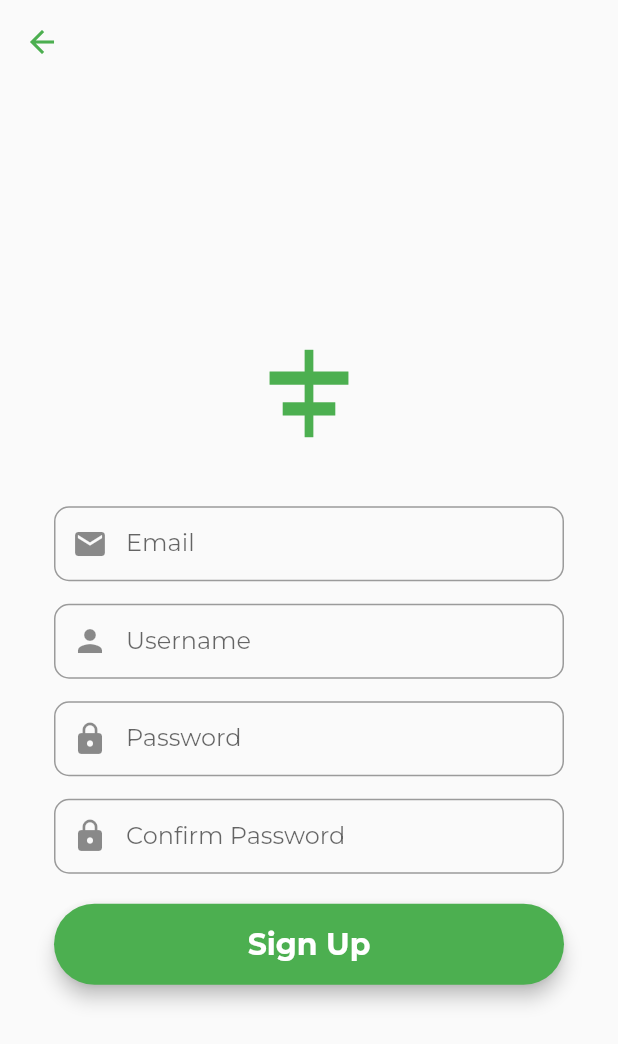
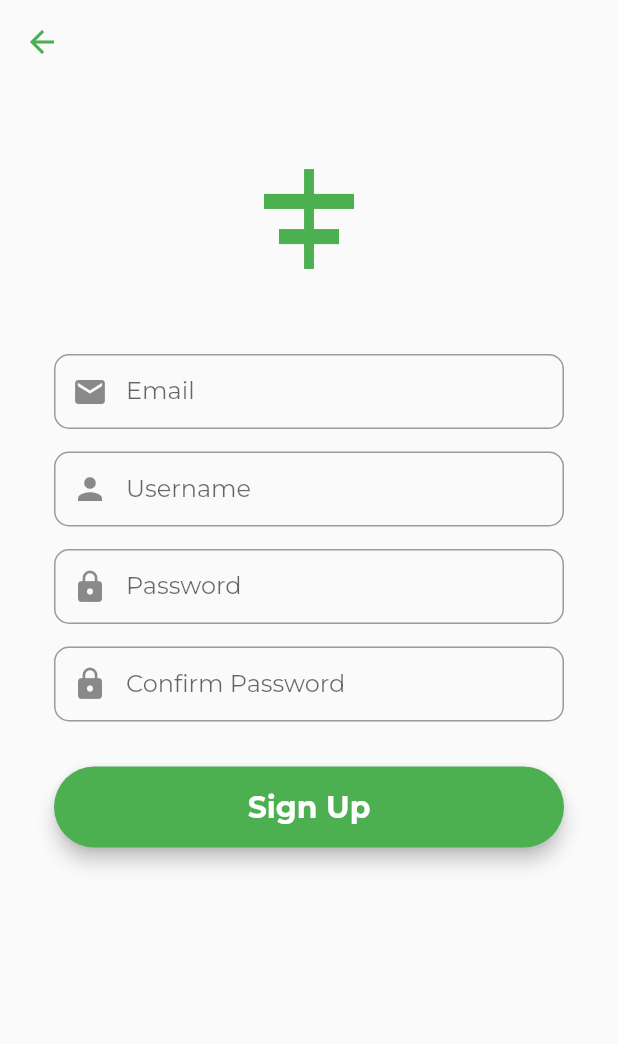
Before and after one commit to grayson40/p2p-app, a Flutter app: the SignUpScreen screen opened directly, on a phone screen of 412 x 824 dp. Shown: the top 1044 px of the screen. Run offline on Flutter 3.47's test engine with Material 2 defaults, Android fonts, the phone set to English and light mode, and no system bars; our stand-ins replace cloud_firestore, firebase_auth, firebase_core, fluttertoast; accounts and stored records are empty.

Commit message:
Change sign up screen padding

```diff
--- a/lib/screens/sign_up_screen.dart
+++ b/lib/screens/sign_up_screen.dart
@@ -174,24 +174,22 @@ class _SignUpScreenState extends State<SignUpScreen> {
           },
         ),
       ),
-      body: Center(
-          child: SingleChildScrollView(
+      body: SingleChildScrollView(
         child: Container(
-          // color: Colors.white,
           child: Padding(
             padding: const EdgeInsets.fromLTRB(36, 0, 36, 36),
             child: Form(
               key: _formKey,
               child: Column(
-                mainAxisAlignment: MainAxisAlignment.center,
+                mainAxisAlignment: MainAxisAlignment.start,
                 crossAxisAlignment: CrossAxisAlignment.center,
                 children: <Widget>[
                   const SizedBox(
-                    height: 150,
+                    height: 180,
                     child: Icon(
                       Icons.align_horizontal_center,
                       color: Colors.green,
-                      size: 70,
+                      size: 80,
                     ),
                   ),
                   emailField,
@@ -201,14 +199,14 @@ class _SignUpScreenState extends State<SignUpScreen> {
                   passwordField,
                   const SizedBox(height: 15),
                   confirmPasswordField,
-                  const SizedBox(height: 20),
+                  const SizedBox(height: 30),
                   singUpButton
                 ],
               ),
             ),
           ),
         ),
-      )),
+      ),
     );
   }
 
```
